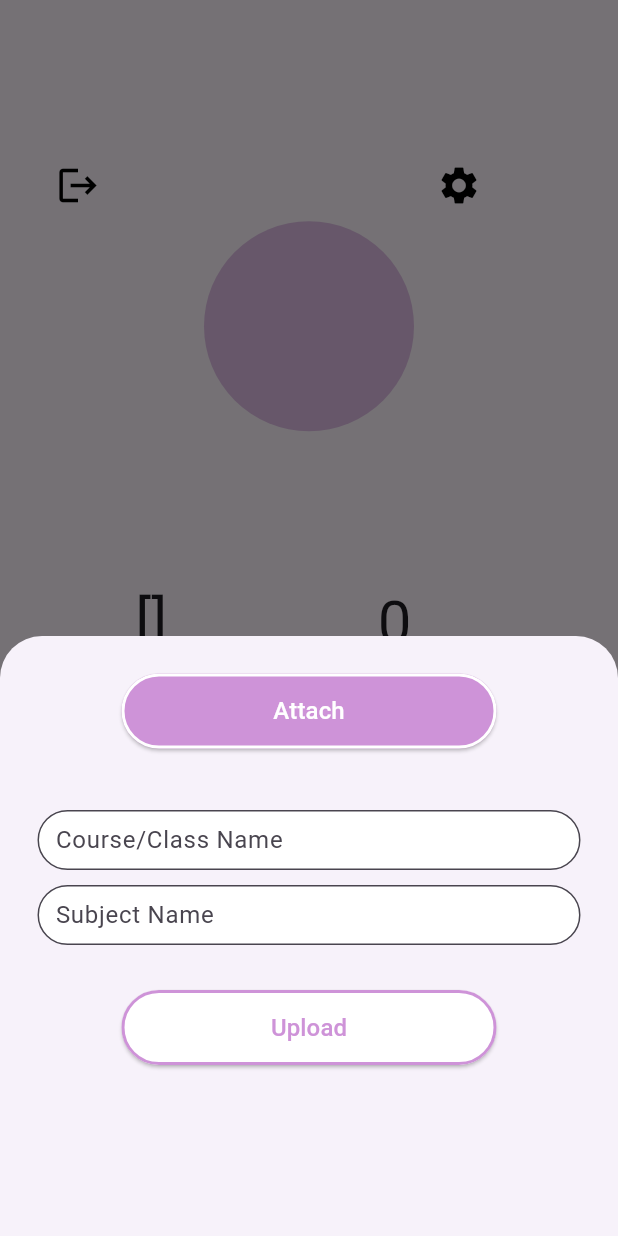
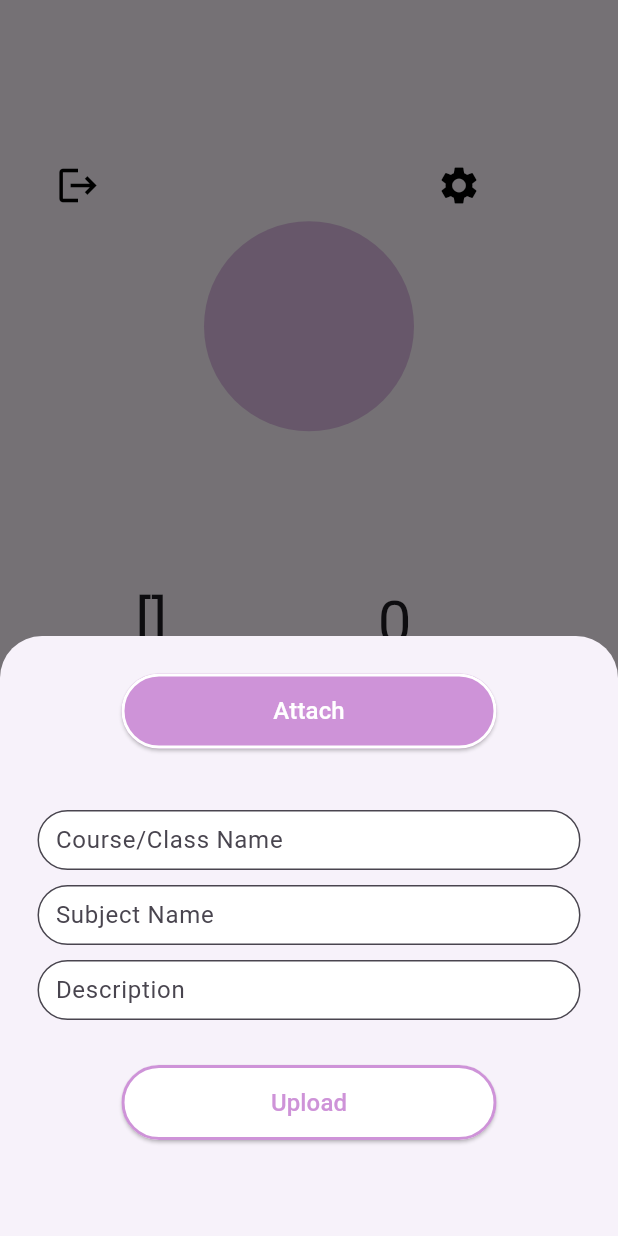
Before and after one commit to Mayankk074/notesgram, a Flutter app: the screen it shows once a user with an empty profile is signed in, item 4 of the bottom bar chosen, after a tap on "Upload", on a phone screen of 412 x 824 dp. Run offline on Flutter 3.47's test engine with Material 3 defaults, Android fonts, the light colour scheme and no system bars; our stand-ins replace cloud_firestore, file_picker, firebase_auth, firebase_core, firebase_storage, flutter_spinkit and 2 more; accounts and stored records are empty; network calls fail.

Commit message:
Added the description box for upload and Enhanced the Notestile

```diff
--- a/lib/models/notesModel.dart
+++ b/lib/models/notesModel.dart
@@ -5,6 +5,7 @@ class NotesModel {
   List<String>? notesName;
   List<String>? notesCourse;
   List<String>? notesSubject;
+  List<String>? notesDescription;
 
-  NotesModel({this.notesLink, this.notesName, this.notesCourse, this.notesSubject});
+  NotesModel({this.notesLink, this.notesName, this.notesCourse, this.notesSubject, this.notesDescription});
 }
--- a/lib/pages/home/profile/uploadForm.dart
+++ b/lib/pages/home/profile/uploadForm.dart
@@ -25,6 +25,7 @@ class _UploadFormState extends State<UploadForm> {
   // Form Values
   String? _currentCourse;
   String? _currentSubject;
+  String? _currentDescription;
 
   String fileName='';
   File? pdf;
@@ -81,8 +82,16 @@ class _UploadFormState extends State<UploadForm> {
               decoration: textInputDecoration.copyWith(
                 hintText: 'Subject Name'
               ),
-              validator: (val) => val!.isEmpty ? "Enter Course" : null,
+              validator: (val) => val!.isEmpty ? "Enter Subject" : null,
               onChanged: (val) => setState(() => _currentSubject=val),
+            ),
+            const SizedBox(height: 10.0,),
+            TextFormField(
+              decoration: textInputDecoration.copyWith(
+                  hintText: 'Description'
+              ),
+              validator: (val) => val!.isEmpty ? "Enter Description" : null,
+              onChanged: (val) => setState(() => _currentDescription=val),
             ),
             const SizedBox(height: 30.0,),
             ElevatedButton(
@@ -96,7 +105,7 @@ class _UploadFormState extends State<UploadForm> {
 
                   //updating the database with pdf url
                   await DatabaseService(uid: user.uid)
-                      .updateNotesData(url, fileName, _currentCourse, _currentSubject);
+                      .updateNotesData(url, fileName, _currentCourse, _currentSubject, _currentDescription);
 
                   //updating the no. of notesUploaded
                   await DatabaseService(uid: user.uid)
--- a/lib/pages/home/upload.dart
+++ b/lib/pages/home/upload.dart
@@ -20,6 +20,7 @@ class Notes extends StatelessWidget {
     List<String>? notesNames=notesDocument?.notesName;
     List<String>? notesCourse=notesDocument?.notesCourse;
     List<String>? notesSubject=notesDocument?.notesSubject;
+    List<String>? notesDescription=notesDocument?.notesDescription;
 
     return userDoc==null ? const LoadingShared():
         notesList !=null ?
@@ -34,6 +35,7 @@ class Notes extends StatelessWidget {
           course: notesCourse?[index],
           subject: notesSubject?[index],
           userUid: userDoc.id,
+          description: notesDescription?[index],
         );
       }
     ): const Center(
--- a/lib/services/database.dart
+++ b/lib/services/database.dart
@@ -84,11 +84,12 @@ class DatabaseService{
   }
 
   //upload the notes data of user in database
-  Future updateNotesData(String? url, String? name, String? course, String? subject) async {
+  Future updateNotesData(String? url, String? name, String? course, String? subject, String? description) async {
     List notesList=[];
     List notesName=[];
     List notesCourse=[];
     List notesSubject=[];
+    List notesDescription=[];
     try {
       // Fetch the existing notes data from the database
       DocumentSnapshot snapshot = await _notesCollection.doc(uid).get();
@@ -98,6 +99,7 @@ class DatabaseService{
         notesName = List<String>.from(snapshot.get('names'));
         notesCourse = List<String>.from(snapshot.get('course'));
         notesSubject = List<String>.from(snapshot.get('subject'));
+        notesDescription=List<String>.from(snapshot.get('description'));
       } catch (e) {
         if (kDebugMode) {
           print(e.toString());
@@ -114,6 +116,8 @@ class DatabaseService{
         notesCourse.add(course);
         //add subject of file in list
         notesSubject.add(subject);
+        //add description of file in list
+        notesDescription.add(description);
       }
       // Update the notes data in the database
       await _notesCollection.doc(uid).set({
@@ -121,6 +125,7 @@ class DatabaseService{
         'names': notesName,
         'course': notesCourse,
         'subject': notesSubject,
+        'description': notesDescription,
       });
     } catch (e) {
       if (kDebugMode) {
@@ -144,6 +149,7 @@ class DatabaseService{
         notesName: List<String>.from(snap.get('names')),
         notesCourse: List<String>.from(snap.get('course')),
         notesSubject: List<String>.from(snap.get('subject')),
+        notesDescription: List<String>.from(snap.get('description')),
       ) : null;
     }
     catch(e){
--- a/pubspec.yaml
+++ b/pubspec.yaml
@@ -16,7 +16,7 @@ publish_to: 'none' # Remove this line if you wish to publish to pub.dev
 # https://developer.apple.com/library/archive/documentation/General/Reference/InfoPlistKeyReference/Articles/CoreFoundationKeys.html
 # In Windows, build-name is used as the major, minor, and patch parts
 # of the product and file versions while build-number is used as the build suffix.
-version: 1.0.0+1
+version: 1.0.0+2
 
 environment:
   sdk: '>=3.3.0 <4.0.0'
```
Also changed, not shown: lib/pages/home/notesTile.dart (+36 -11 lines), 1 other file.
